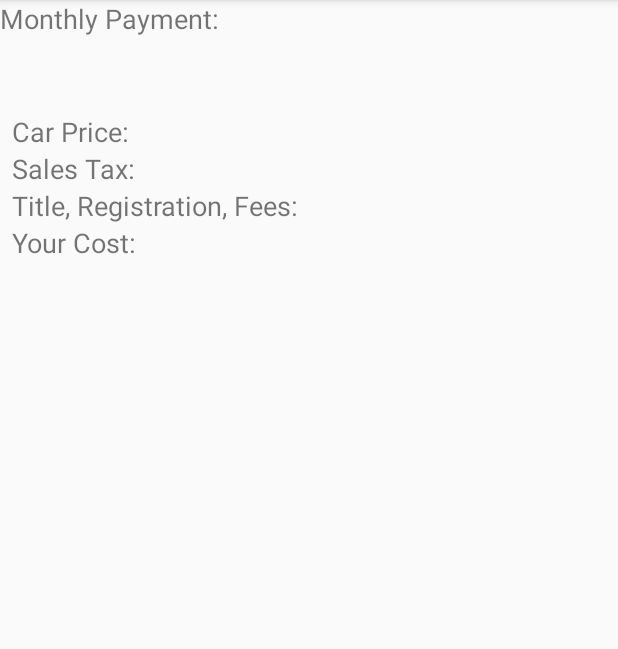
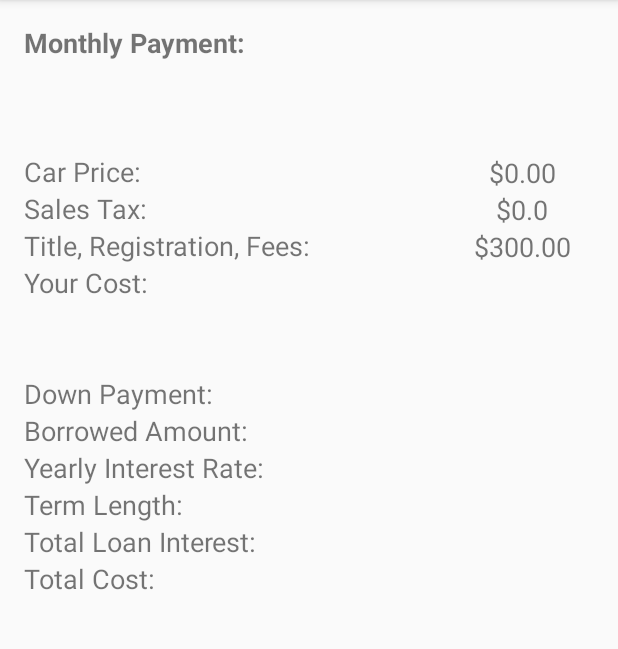
Before and after one commit to mbutera11/Android-Apps, an Android app: the Report screen opened directly, with no data from a screen before it, on a phone screen of 412 x 824 dp, the part 84-733 px from its top. Run offline under Robolectric (Android 15) with nearby library versions, the light colour scheme and no system bars.

Commit message:
Began displaying info on the second page

```diff
--- a/Lab4/app/src/main/java/lab4/android/wku/edu/autopurchase/MainActivity.java
+++ b/Lab4/app/src/main/java/lab4/android/wku/edu/autopurchase/MainActivity.java
@@ -31,10 +31,10 @@ public class MainActivity extends AppCompatActivity {
 
         int price = Integer.parseInt(et.getText().toString());
         int downPay = Integer.parseInt(et2.getText().toString());
-        int rate = Integer.parseInt(et3.getText().toString());
+        double rate = Double.parseDouble(et3.getText().toString());
 
         in.putExtra("CarPrice", price);
-        in.putExtra("DownPayent", downPay);
+        in.putExtra("DownPayment", downPay);
         in.putExtra("InterestRate", rate);
         in.putExtra("LoanTerm", rButton.getText());
 
--- a/Lab4/app/src/main/java/lab4/android/wku/edu/autopurchase/Report.java
+++ b/Lab4/app/src/main/java/lab4/android/wku/edu/autopurchase/Report.java
@@ -1,7 +1,13 @@
+// Michael Butera
+
 package lab4.android.wku.edu.autopurchase;
 
+import android.content.Intent;
 import android.support.v7.app.AppCompatActivity;
 import android.os.Bundle;
+import android.widget.TextView;
+
+import org.w3c.dom.Text;
 
 public class Report extends AppCompatActivity {
 
@@ -9,5 +15,31 @@ public class Report extends AppCompatActivity {
     protected void onCreate(Bundle savedInstanceState) {
         super.onCreate(savedInstanceState);
         setContentView(R.layout.activity_report);
+
+        Intent intent = getIntent();
+        int carPrice = intent.getIntExtra("CarPrice", 0);
+        int downPayment = intent.getIntExtra("DownPayment", 0);
+        double interestRate = intent.getDoubleExtra("InterestRate", 0);
+        int loanTerm = intent.getIntExtra("LoanTerm", 0);
+
+        TextView monthlyPaymentView = findViewById(R.id.monthlyPayment);
+
+        TextView carPriceView = findViewById(R.id.carPrice);
+        TextView salesTaxView = findViewById(R.id.salesTax);
+        TextView yourCostView = findViewById(R.id.yourCost);
+
+        TextView downPaymentView = findViewById(R.id.downPayment);
+        TextView borrowedAmtView = findViewById(R.id.borrowedAmount);
+        TextView yearlyInterestView = findViewById(R.id.yearlyRate);
+        TextView termLengthView = findViewById(R.id.termLength);
+        TextView totalLoanView = findViewById(R.id.loanInterest);
+        TextView totalCostView = findViewById(R.id.totalCost);
+
+        carPriceView.setText("$" + carPrice + ".00");
+        salesTaxView.setText("$" + (carPrice * .06));
+        //yourCostView.setText("")
+
+
+
     }
 }
--- a/Lab4/app/src/main/res/layout/activity_main.xml
+++ b/Lab4/app/src/main/res/layout/activity_main.xml
@@ -115,7 +115,7 @@
         android:layout_marginEnd="16dp"
         android:layout_marginTop="85dp"
         android:ems="10"
-        android:inputType="number"
+        android:inputType="numberDecimal"
         android:textAlignment="center"
         app:layout_constraintBottom_toTopOf="@+id/downPayment"
         app:layout_constraintEnd_toEndOf="parent"
@@ -128,7 +128,7 @@
         android:layout_marginBottom="274dp"
         android:layout_marginEnd="16dp"
         android:ems="10"
-        android:inputType="number"
+        android:inputType="numberDecimal"
         android:textAlignment="center"
         app:layout_constraintBottom_toBottomOf="parent"
         app:layout_constraintEnd_toEndOf="parent" />
@@ -140,7 +140,7 @@
         android:layout_marginBottom="19dp"
         android:layout_marginEnd="16dp"
         android:ems="10"
-        android:inputType="number"
+        android:inputType="numberDecimal"
         android:textAlignment="center"
         app:layout_constraintBottom_toTopOf="@+id/interestRate"
         app:layout_constraintEnd_toEndOf="parent" />
--- a/Lab4/app/src/main/res/layout/activity_report.xml
+++ b/Lab4/app/src/main/res/layout/activity_report.xml
@@ -10,19 +10,23 @@
         android:id="@+id/textView17"
         android:layout_width="wrap_content"
         android:layout_height="wrap_content"
+        android:layout_marginStart="16dp"
+        android:layout_marginTop="16dp"
         android:text="Monthly Payment:"
         android:textSize="18sp"
-        tools:layout_editor_absoluteX="16dp"
-        tools:layout_editor_absoluteY="16dp" />
+        android:textStyle="bold"
+        app:layout_constraintStart_toStartOf="parent"
+        app:layout_constraintTop_toTopOf="parent" />
 
     <LinearLayout
+        android:id="@+id/linearLayout2"
         android:layout_width="0dp"
         android:layout_height="wrap_content"
-        android:layout_marginStart="8dp"
-        android:layout_marginTop="75dp"
+        android:layout_marginStart="16dp"
+        android:layout_marginTop="61dp"
         android:orientation="vertical"
         app:layout_constraintStart_toStartOf="parent"
-        app:layout_constraintTop_toTopOf="parent">
+        app:layout_constraintTop_toBottomOf="@+id/textView17">
 
         <TextView
             android:id="@+id/textView21"
@@ -64,8 +68,158 @@
 
     <LinearLayout
         android:id="@+id/linearLayout"
-        android:layout_width="match_parent"
-        android:layout_height="match_parent"
+        android:layout_width="162dp"
+        android:layout_height="155dp"
+        android:layout_marginStart="16dp"
+        android:layout_marginTop="49dp"
         android:orientation="vertical"
-        tools:layout_editor_absoluteY="98dp"></LinearLayout>
+        app:layout_constraintStart_toStartOf="parent"
+        app:layout_constraintTop_toBottomOf="@+id/linearLayout2">
+
+        <TextView
+            android:id="@+id/textView"
+            android:layout_width="match_parent"
+            android:layout_height="wrap_content"
+            android:text="Down Payment:"
+            android:textSize="18sp" />
+
+        <TextView
+            android:id="@+id/textView2"
+            android:layout_width="match_parent"
+            android:layout_height="wrap_content"
+            android:text="Borrowed Amount:"
+            android:textSize="18sp" />
+
+        <TextView
+            android:id="@+id/textView3"
+            android:layout_width="match_parent"
+            android:layout_height="wrap_content"
+            android:text="Yearly Interest Rate:"
+            android:textSize="18sp" />
+
+        <TextView
+            android:id="@+id/textView4"
+            android:layout_width="match_parent"
+            android:layout_height="wrap_content"
+            android:text="Term Length:"
+            android:textSize="18sp" />
+
+        <TextView
+            android:id="@+id/textView5"
+            android:layout_width="match_parent"
+            android:layout_height="wrap_content"
+            android:text="Total Loan Interest:"
+            android:textSize="18sp" />
+
+        <TextView
+            android:id="@+id/textView6"
+            android:layout_width="match_parent"
+            android:layout_height="wrap_content"
+            android:text="Total Cost:"
+            android:textSize="18sp" />
+    </LinearLayout>
+
+    <TextView
+        android:id="@+id/monthlyPayment"
+        android:layout_width="100dp"
+        android:layout_height="27dp"
+        android:layout_marginEnd="16dp"
+        android:layout_marginTop="16dp"
+        android:textSize="18sp"
+        android:textStyle="bold"
+        app:layout_constraintEnd_toEndOf="parent"
+        app:layout_constraintTop_toTopOf="parent" />
+
+    <LinearLayout
+        android:id="@+id/linearLayout3"
+        android:layout_width="96dp"
+        android:layout_height="100dp"
+        android:layout_marginEnd="16dp"
+        android:layout_marginTop="59dp"
+        android:orientation="vertical"
+        app:layout_constraintEnd_toEndOf="parent"
+        app:layout_constraintTop_toBottomOf="@+id/monthlyPayment">
+
+        <TextView
+            android:id="@+id/carPrice"
+            android:layout_width="match_parent"
+            android:layout_height="wrap_content"
+            android:textAlignment="center"
+            android:textSize="18sp" />
+
+        <TextView
+            android:id="@+id/salesTax"
+            android:layout_width="match_parent"
+            android:layout_height="wrap_content"
+            android:textAlignment="center"
+            android:textSize="18sp" />
+
+        <TextView
+            android:id="@+id/titleFees"
+            android:layout_width="match_parent"
+            android:layout_height="wrap_content"
+            android:text="$300.00"
+            android:textAlignment="center"
+            android:textSize="18sp" />
+
+        <TextView
+            android:id="@+id/yourCost"
+            android:layout_width="match_parent"
+            android:layout_height="wrap_content"
+            android:textAlignment="center"
+            android:textSize="18sp" />
+    </LinearLayout>
+
+    <LinearLayout
+        android:layout_width="93dp"
+        android:layout_height="154dp"
+        android:layout_marginEnd="16dp"
+        android:layout_marginTop="47dp"
+        android:orientation="vertical"
+        app:layout_constraintEnd_toEndOf="parent"
+        app:layout_constraintTop_toBottomOf="@+id/linearLayout3">
+
+        <TextView
+            android:id="@+id/downPayment"
+            android:layout_width="match_parent"
+            android:layout_height="wrap_content"
+            android:textAlignment="center"
+            android:textSize="18sp" />
+
+        <TextView
+            android:id="@+id/borrowedAmount"
+            android:layout_width="match_parent"
+            android:layout_height="wrap_content"
+            android:textAlignment="center"
+            android:textSize="18sp" />
+
+        <TextView
+            android:id="@+id/yearlyRate"
+            android:layout_width="match_parent"
+            android:layout_height="wrap_content"
+            android:textAlignment="center"
+            android:textSize="18sp" />
+
+        <TextView
+            android:id="@+id/termLength"
+            android:layout_width="match_parent"
+            android:layout_height="wrap_content"
+            android:textAlignment="center"
+            android:textSize="18sp" />
+
+        <TextView
+            android:id="@+id/loanInterest"
+            android:layout_width="match_parent"
+            android:layout_height="wrap_content"
+            android:textAlignment="center"
+            android:textSize="18sp" />
+
+        <TextView
+            android:id="@+id/totalCost"
+            android:layout_width="match_parent"
+            android:layout_height="wrap_content"
+            android:textAlignment="center"
+            android:textSize="18sp" />
+    </LinearLayout>
+
 </android.support.constraint.ConstraintLayout>
```
